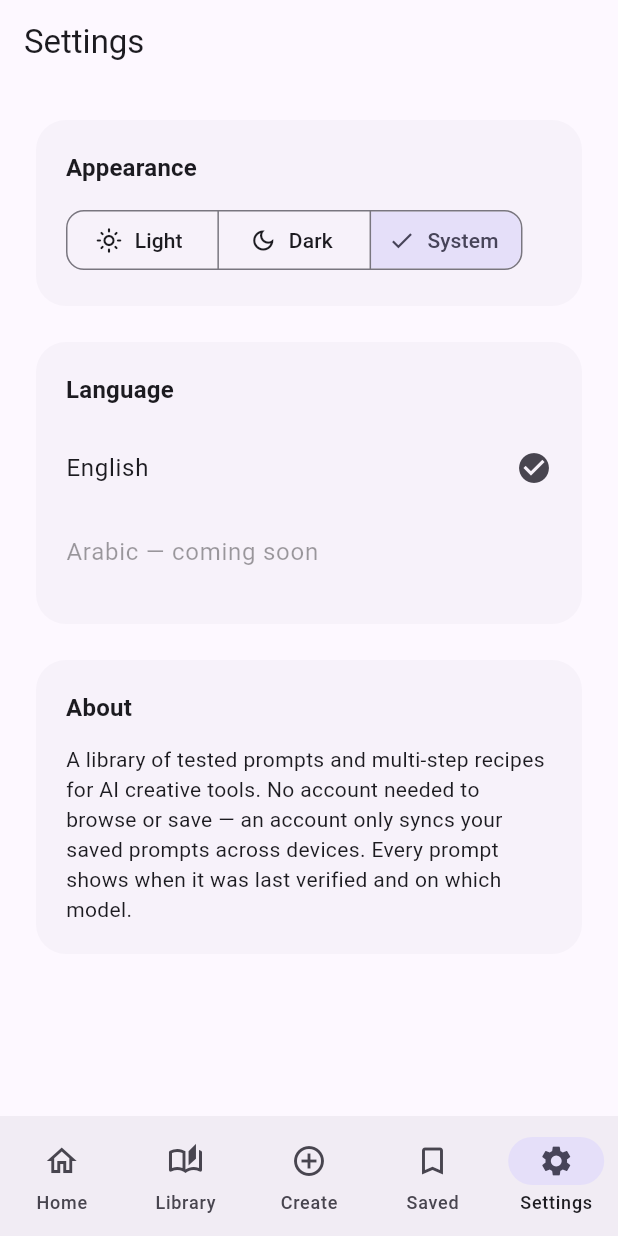
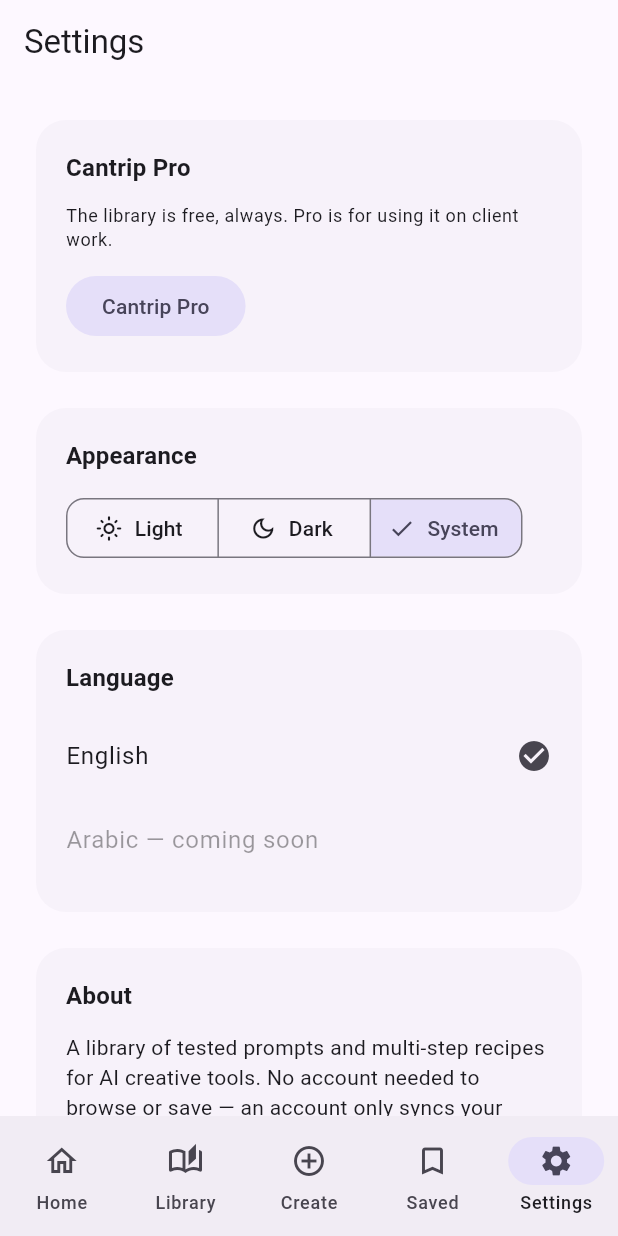
Before and after one commit to syedhusain-max/cantrip, a Flutter app: the screen it shows after launch, item 5 of the bottom bar chosen, on a phone screen of 412 x 824 dp. Run offline on Flutter 3.47's test engine with Material 3 defaults, Android fonts, the phone set to English and light mode, and no system bars; our stand-ins replace go_router, shared_preferences, supabase_flutter; accounts and stored records are empty.

Commit message:
Add entitlements: the library is free, Pro is for client work
Metering "prompt generations" was the obvious model and the wrong one.
Prompts ship in the bundle and get copied to the clipboard, so a counter
would be a lock on an open door — the text is already on the device, and
on web it is readable in the JS bundle. It would also paywall the shared
links that are the app's growth loop.

So nothing about reading prompts is gated. What is gated is what the
server holds or the author maintains: how much client workspace stays in
sync, whether you are told when a saved prompt breaks, and how soon you
see newly verified prompts. Free gets one folder, ten saved copies, and
new prompts after fourteen days; Pro lifts all three and adds folder
defaults, breakage alerts and export.

That fourteen-day window is the piece that makes this honest. New prompts
come from the server anyway, so it is enforceable without hiding anything,
free users get everything eventually rather than never, and no
already-shared link breaks.

EntitlementGate returns which limit was hit, so the paywall opens with the
question the user just asked rather than a feature grid. Limits are data
in the model, not conditionals scattered through screens, so a pricing
change doesn't edit core state.

Tier comes from profiles.pro_until, and the RLS policy grants select only
— no insert, update or delete policy exists for users, so the client
cannot grant itself Pro. Billing writes that row with the service role.

No purchase button yet: the paywall says subscriptions open soon rather
than showing something dead. Play Billing and Stripe come when there is
content worth charging for.

```diff
--- a/lib/l10n/app_strings.dart
+++ b/lib/l10n/app_strings.dart
@@ -154,6 +154,31 @@
       'auth.syncOffer': 'Sign in to sync this across your devices',
       'auth.syncOfferAction': 'Sign in',
 
+      'pro.title': 'Cantrip Pro',
+      'pro.pitch':
+          'The library is free, always. Pro is for using it on client work.',
+      'pro.limitFolders':
+          'Free keeps one folder. Pro gives you a folder per client, synced '
+          'across your devices.',
+      'pro.limitSavedCopies':
+          'Free keeps 10 saved copies. Pro keeps as many as you need, each '
+          'remembering what you typed.',
+      'pro.limitFolderDefaults':
+          'Set a client\'s brand once on the folder and every prompt saved '
+          'into it fills itself in. That one is Pro.',
+      'pro.limitExport': 'Exporting a folder as JSON is a Pro feature.',
+      'pro.featureFolders': 'A folder per client, not just one',
+      'pro.featureSavedCopies': 'Unlimited saved copies, with your values',
+      'pro.featureDefaults': 'Folder defaults — set a brand once, reuse it',
+      'pro.featureAlerts': 'Told when a prompt you saved stops working',
+      'pro.featureEarly': 'Newly verified prompts on day one, not day 14',
+      'pro.featureExport': 'Export a folder as JSON',
+      'pro.comingSoon': 'Subscriptions open soon',
+      'pro.comingSoonBody':
+          'Pro isn\'t on sale yet. Nothing you save now is lost when it is — '
+          'your folders and copies stay exactly where they are.',
+      'pro.notNow': 'Not now',
+
       'settings.title': 'Settings',
       'settings.appearance': 'Appearance',
       'settings.light': 'Light',
--- a/lib/router/app_router.dart
+++ b/lib/router/app_router.dart
@@ -5,11 +5,13 @@
 import '../screens/folder_screen.dart';
 import '../screens/home_screen.dart';
 import '../screens/library_screen.dart';
+import '../screens/pro_screen.dart';
 import '../screens/prompt_detail_screen.dart';
 import '../screens/recipe_runner_screen.dart';
 import '../screens/saved_screen.dart';
 import '../screens/settings_screen.dart';
 import '../screens/sign_in_screen.dart';
+import '../models/entitlement.dart';
 import '../state/library_state.dart';
 import '../widgets/root_shell.dart';
 
@@ -32,6 +34,11 @@
   static String folder(String folderId) => '/folder/$folderId';
 
   static const signIn = '/sign-in';
+
+  /// The limit that triggered it rides in the query string, so the paywall
+  /// can answer the question the user just asked.
+  static String pro({String? because}) =>
+      because == null ? '/pro' : '/pro?limit=$because';
 
   static String libraryWith(LibraryFilter filter) => Uri(
     path: library,
@@ -146,6 +153,19 @@
         ],
       ),
       GoRoute(
+        path: '/pro',
+        parentNavigatorKey: rootNavigatorKey,
+        builder: (context, state) => ProScreen(
+          hit: switch (state.uri.queryParameters['limit']) {
+            'folders' => LimitHit.folders,
+            'savedCopies' => LimitHit.savedCopies,
+            'folderDefaults' => LimitHit.folderDefaults,
+            'export' => LimitHit.export,
+            _ => null,
+          },
+        ),
+      ),
+      GoRoute(
         path: Routes.signIn,
         parentNavigatorKey: rootNavigatorKey,
         builder: (context, state) => const SignInScreen(),
--- a/lib/screens/prompt_detail_screen.dart
+++ b/lib/screens/prompt_detail_screen.dart
@@ -16,6 +16,8 @@
 import '../models/prompt_variant.dart';
 import '../router/app_router.dart';
 import '../state/auth_controller.dart';
+import '../state/entitlement_controller.dart';
+import '../state/entitlement_gate.dart';
 import '../state/library_state.dart';
 import '../utils/date_format.dart';
 import '../utils/share_link.dart';
@@ -192,6 +194,15 @@
 
   void _showForkSheet(LibraryState library, PromptVariant variant) {
     final strings = context.strings;
+    final gate = EntitlementGate(
+      limits: context.read<EntitlementController>().limits,
+      library: library,
+    );
+    final blocked = gate.checkNewSavedCopy();
+    if (blocked != null) {
+      context.push(Routes.pro(because: 'savedCopies'));
+      return;
+    }
     showModalBottomSheet(
       context: context,
       showDragHandle: true,
@@ -206,6 +217,11 @@
           _confirmSaved(name, strings);
         },
         onCreate: (name, type) {
+          if (gate.checkNewFolder() != null) {
+            Navigator.of(sheetContext).pop();
+            context.push(Routes.pro(because: 'folders'));
+            return;
+          }
           final folder = library.createFolder(name, type);
           library.forkToFolder(variant, folder.id, values: _values);
           Navigator.of(sheetContext).pop();
--- a/lib/screens/saved_screen.dart
+++ b/lib/screens/saved_screen.dart
@@ -5,6 +5,8 @@
 import '../l10n/app_strings.dart';
 import '../models/prompt_folder.dart';
 import '../router/app_router.dart';
+import '../state/entitlement_controller.dart';
+import '../state/entitlement_gate.dart';
 import '../state/library_state.dart';
 import '../widgets/prompt_card.dart';
 
@@ -84,6 +86,17 @@
 
   void _createFolder(BuildContext context, LibraryState library) {
     final strings = context.strings;
+    // Checked before the dialog opens: letting someone name a folder and
+    // then refusing it is worse than saying so up front.
+    final gate = EntitlementGate(
+      limits: context.read<EntitlementController>().limits,
+      library: library,
+    );
+    final blocked = gate.checkNewFolder();
+    if (blocked != null) {
+      context.push(Routes.pro(because: 'folders'));
+      return;
+    }
     final controller = TextEditingController();
     var type = FolderType.personal;
 
--- a/lib/screens/settings_screen.dart
+++ b/lib/screens/settings_screen.dart
@@ -6,6 +6,7 @@
 import '../l10n/app_strings.dart';
 import '../router/app_router.dart';
 import '../state/auth_controller.dart';
+import '../state/entitlement_controller.dart';
 import '../theme/theme_controller.dart';
 
 /// The Settings tab: theme mode and a language section (English only for
@@ -18,6 +19,7 @@
     final strings = context.strings;
     final themeController = context.watch<ThemeController>();
     final auth = context.watch<AuthController>();
+    final entitlements = context.watch<EntitlementController>();
 
     return Scaffold(
       appBar: AppBar(title: Text(strings.t('settings.title'))),
@@ -33,6 +35,37 @@
                 child: ListView(
                   padding: const EdgeInsets.all(20),
                   children: [
+                    _SectionCard(
+                      title: strings.t('pro.title'),
+                      child: Column(
+                        crossAxisAlignment: CrossAxisAlignment.start,
+                        children: [
+                          Text(
+                            strings.t('pro.pitch'),
+                            style: Theme.of(context).textTheme.bodySmall,
+                          ),
+                          const SizedBox(height: 12),
+                          if (entitlements.isPro)
+                            Row(
+                              children: [
+                                Icon(
+                                  Icons.check_circle,
+                                  size: 18,
+                                  color: Theme.of(context).colorScheme.primary,
+                                ),
+                                const SizedBox(width: 8),
+                                Text(strings.t('pro.title')),
+                              ],
+                            )
+                          else
+                            FilledButton.tonal(
+                              onPressed: () => context.push(Routes.pro()),
+                              child: Text(strings.t('pro.title')),
+                            ),
+                        ],
+                      ),
+                    ),
+                    const SizedBox(height: 16),
                     // Hidden entirely when the build has no backend: an
                     // account section that can't work is worse than none.
                     if (auth.isAvailable) ...[
--- /dev/null
+++ b/lib/state/entitlement_gate.dart
@@ -0,0 +1,32 @@
+import '../models/entitlement.dart';
+import 'library_state.dart';
+
+/// Answers "may they do this?" for the actions that have limits.
+///
+/// Kept out of [LibraryState] on purpose. The library is about prompts and
+/// what the user saved; entitlement is a commercial policy that will change
+/// far more often than the data model. Mixing them means every pricing
+/// experiment edits the file that holds the app's core state.
+class EntitlementGate {
+  final Entitlement limits;
+  final LibraryState library;
+
+  const EntitlementGate({required this.limits, required this.library});
+
+  /// Null when allowed; the specific limit when not, so the paywall can
+  /// name the thing the user just tried to do.
+  LimitHit? checkNewFolder() =>
+      limits.allowsAnotherFolder(library.folders.length)
+      ? null
+      : LimitHit.folders;
+
+  LimitHit? checkNewSavedCopy() =>
+      limits.allowsAnotherSavedCopy(library.savedCopyCount)
+      ? null
+      : LimitHit.savedCopies;
+
+  LimitHit? checkFolderDefaults() =>
+      limits.folderDefaults ? null : LimitHit.folderDefaults;
+
+  LimitHit? checkExport() => limits.exportFolders ? null : LimitHit.export;
+}
--- a/lib/state/library_state.dart
+++ b/lib/state/library_state.dart
@@ -364,6 +364,11 @@
 
   // ------------------------------------------------------------------ folders
 
+  /// Every saved copy across every folder — what the saved-copy limit
+  /// counts, since folders are a grouping, not a quota boundary.
+  int get savedCopyCount =>
+      _folders.fold(0, (total, folder) => total + folder.items.length);
+
   PromptFolder createFolder(String name, FolderType type) {
     final folder = PromptFolder(
       id: 'folder-${DateTime.now().microsecondsSinceEpoch}',
--- /dev/null
+++ b/lib/state/supabase_entitlement_api.dart
@@ -0,0 +1,41 @@
+import 'package:supabase_flutter/supabase_flutter.dart';
+
+import '../models/entitlement.dart';
+import 'entitlement_controller.dart';
+
+/// Reads the tier from the user's profile row.
+///
+/// The row is written by the server (a billing webhook), never by the app:
+/// the client can read its own entitlement but must not be able to grant
+/// itself one, which is why the RLS policy on `profiles` allows select and
+/// nothing else.
+class SupabaseEntitlementApi implements EntitlementApi {
+  final SupabaseClient client;
+
+  const SupabaseEntitlementApi(this.client);
+
+  @override
+  Future<Tier?> currentTier() async {
+    final userId = client.auth.currentUser?.id;
+    if (userId == null) return null;
+
+    try {
+      final row = await client
+          .from('profiles')
+          .select('pro_until')
+          .eq('id', userId)
+          .maybeSingle();
+
+      final until = DateTime.tryParse('${row?['pro_until']}');
+      if (until == null) return Tier.free;
+      // Compared against the server's own timestamp semantics: pro_until is
+      // stored in UTC, so a device with a wrong clock can buy at most a few
+      // hours of Pro, not years of it.
+      return until.isAfter(DateTime.now().toUtc()) ? Tier.pro : Tier.free;
+    } catch (_) {
+      // Unreachable server means free, not locked out: the whole library
+      // works on the free tier anyway.
+      return Tier.free;
+    }
+  }
+}
```
Also changed, not shown: lib/main.dart (+15 -2 lines), lib/models/entitlement.dart (added, +79 -0 lines), lib/screens/pro_screen.dart (added, +137 -0 lines), lib/state/entitlement_controller.dart (added, +56 -0 lines), 3 other files.
